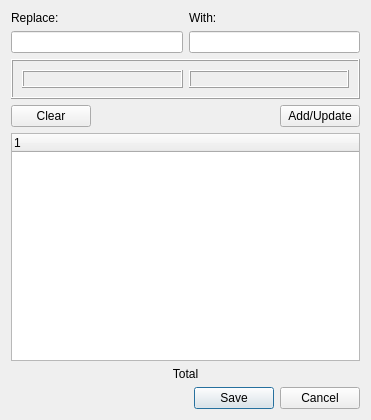
Before: the Qt Designer form src/frontend/AutoCorrectDialog.ui in OpenBangla/OpenBangla-Keyboard, drawn with Qt 5.
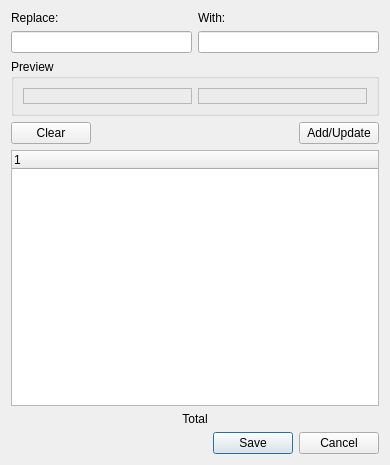
After: the same form once the commit is applied.

Commit message: Polish Auto Correct dialog (#164)

The edit to the form file:
```diff
--- a/src/frontend/AutoCorrectDialog.ui
+++ b/src/frontend/AutoCorrectDialog.ui
@@ -6,8 +6,8 @@
    <rect>
     <x>0</x>
     <y>0</y>
-    <width>371</width>
-    <height>420</height>
+    <width>390</width>
+    <height>465</height>
    </rect>
   </property>
   <property name="windowTitle">
@@ -35,34 +35,33 @@
    <item>
     <layout class="QHBoxLayout" name="horizontalLayout_4">
      <item>
-      <widget class="QLineEdit" name="txtReplace"/>
+      <widget class="QLineEdit" name="txtReplace">
+       <property name="sizePolicy">
+        <sizepolicy hsizetype="Minimum" vsizetype="Fixed">
+         <horstretch>0</horstretch>
+         <verstretch>0</verstretch>
+        </sizepolicy>
+       </property>
+      </widget>
      </item>
      <item>
-      <widget class="QLineEdit" name="txtWith"/>
+      <widget class="QLineEdit" name="txtWith">
+       <property name="sizePolicy">
+        <sizepolicy hsizetype="Minimum" vsizetype="Fixed">
+         <horstretch>0</horstretch>
+         <verstretch>0</verstretch>
+        </sizepolicy>
+       </property>
+      </widget>
      </item>
     </layout>
    </item>
    <item>
-    <widget class="QFrame" name="frame">
-     <property name="accessibleName">
-      <string/>
-     </property>
-     <property name="frameShape">
-      <enum>QFrame::Box</enum>
-     </property>
-     <property name="frameShadow">
-      <enum>QFrame::Raised</enum>
+    <widget class="QGroupBox" name="groupBox">
+     <property name="title">
+      <string>Preview</string>
      </property>
      <layout class="QHBoxLayout" name="horizontalLayout">
-      <property name="spacing">
-       <number>6</number>
-      </property>
-      <property name="topMargin">
-       <number>9</number>
-      </property>
-      <property name="bottomMargin">
-       <number>9</number>
-      </property>
       <item>
        <widget class="QLabel" name="lblPreviewR">
         <property name="sizePolicy">
@@ -72,10 +71,7 @@
          </sizepolicy>
         </property>
         <property name="frameShape">
-         <enum>QFrame::Box</enum>
-        </property>
-        <property name="frameShadow">
-         <enum>QFrame::Raised</enum>
+         <enum>QFrame::StyledPanel</enum>
         </property>
         <property name="text">
          <string/>
@@ -91,10 +87,7 @@
          </sizepolicy>
         </property>
         <property name="frameShape">
-         <enum>QFrame::Box</enum>
-        </property>
-        <property name="frameShadow">
-         <enum>QFrame::Raised</enum>
+         <enum>QFrame::StyledPanel</enum>
         </property>
         <property name="text">
          <string/>
```
The commit also changes 1 other file.
